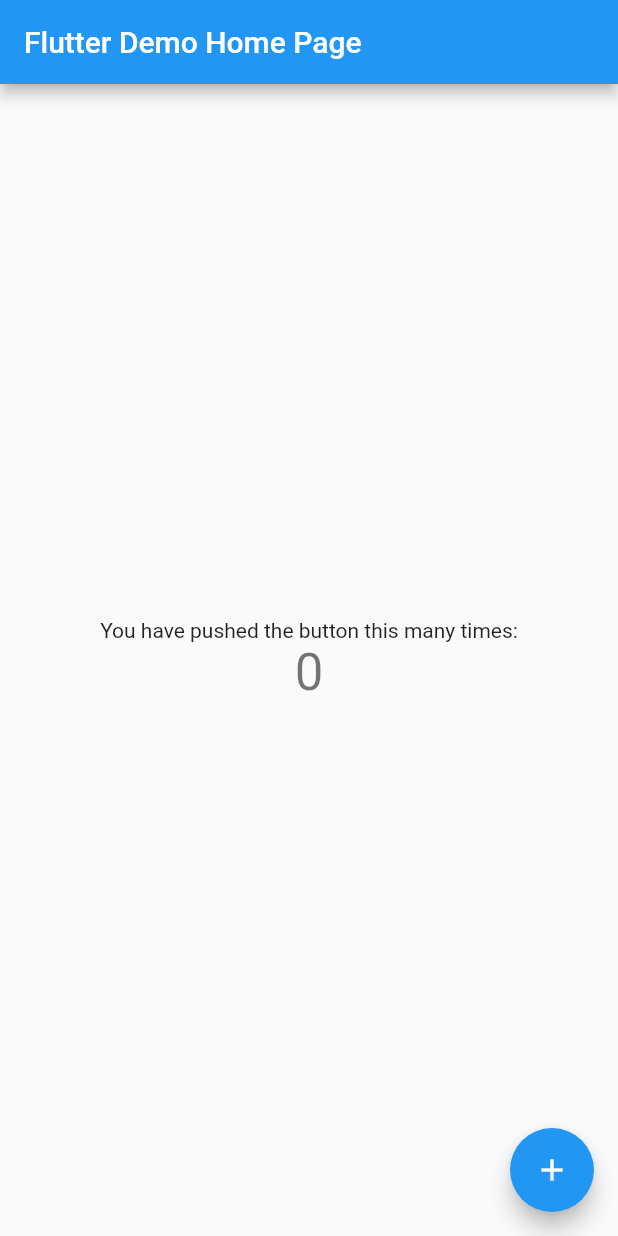
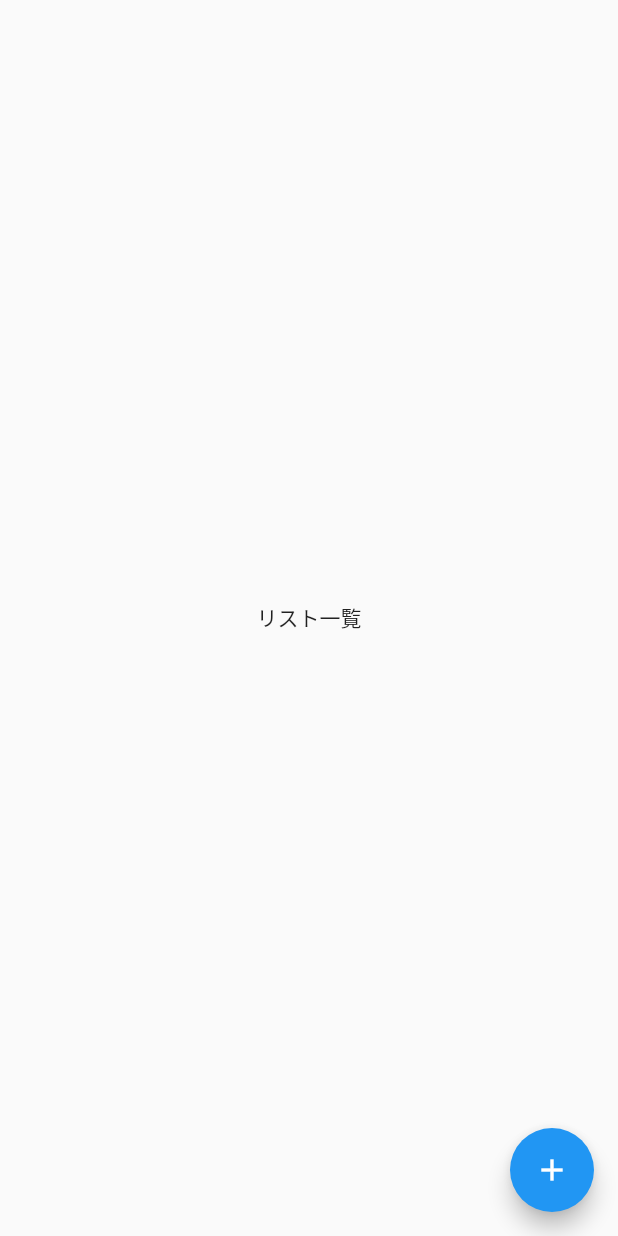
Before and after one commit to den8383/start-flutter, a Flutter app: the screen it shows after launch, on a phone screen of 412 x 824 dp. Run offline on Flutter 3.47's test engine with Material 2 defaults, Android fonts, the phone set to English and light mode, and no system bars.

Commit message:
[add]empty screen

```diff
--- a/mytodoapp/lib/main.dart
+++ b/mytodoapp/lib/main.dart
@@ -1,8 +1,67 @@
 import 'package:flutter/material.dart';
 
 void main() {
-  runApp(MyApp());
+  runApp(MyTodoApp());
 }
+
+class MyTodoApp extends StatelessWidget {
+  // This widget is the root of your application.
+  @override
+  Widget build(BuildContext context) {
+    return MaterialApp(
+      title: 'My Todo App',
+      theme: ThemeData(
+        // This is the theme of your application.
+        //
+        // Try running your application with "flutter run". You'll see the
+        // application has a blue toolbar. Then, without quitting the app, try
+        // changing the primarySwatch below to Colors.green and then invoke
+        // "hot reload" (press "r" in the console where you ran "flutter run",
+        // or simply save your changes to "hot reload" in a Flutter IDE).
+        // Notice that the counter didn't reset back to zero; the application
+        // is not restarted.
+        primarySwatch: Colors.blue,
+        // This makes the visual density adapt to the platform that you run
+        // the app on. For desktop platforms, the controls will be smaller and
+        // closer together (more dense) than on mobile platforms.
+        visualDensity: VisualDensity.adaptivePlatformDensity,
+      ),
+      home: TodoListPage(),
+    );
+  }
+}
+
+class TodoListPage extends StatelessWidget{
+    @override
+    Widget build(BuildContext context){
+        return Scaffold(
+                body: Center(
+                        child: Text('リスト一覧'),
+                ),
+                floatingActionButton: FloatingActionButton(
+                        onPressed: (){
+                            Navigator.of(context).push(
+                                    MaterialPageRoute(
+                                            builder: (context){
+                                        return TodoAddPage();
+                                            }),
+                                    );
+                        },
+                        child: Icon(Icons.add),
+                        ),
+                );
+    }
+}
+
+class TodoAddPage extends StatelessWidget{
+    @override
+    Widget build(BuildContext context){
+        return Scaffold(
+                body: Center(),
+                )
+    }
+}
+
 
 class MyApp extends StatelessWidget {
   // This widget is the root of your application.
```
